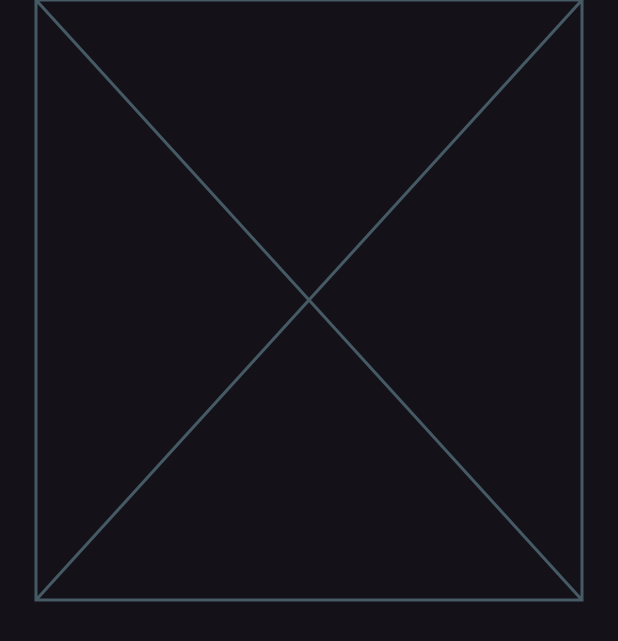
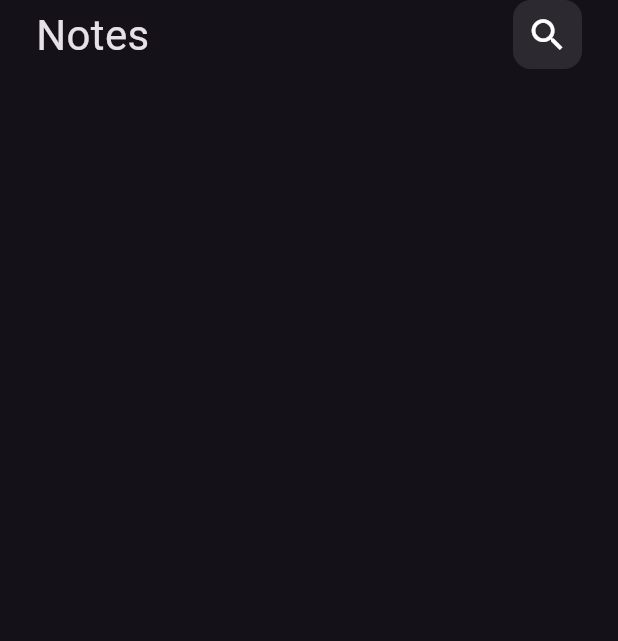
Before and after one commit to SMaged21/Notes_app, a Flutter app: the screen it shows after launch, on a phone screen of 412 x 824 dp. Shown: the top 641 px of the screen. Run offline on Flutter 3.47's test engine with Material 3 defaults, Android fonts, the phone set to English and light mode, and no system bars.

Commit message:
custom appBar and custom search icon

```diff
--- a/lib/Views/notes_app.dart
+++ b/lib/Views/notes_app.dart
@@ -7,7 +7,7 @@ class NotesApp extends StatelessWidget {
   @override
   Widget build(BuildContext context) {
     return const Scaffold(
-      body: NotesWidget(),
+      body: SafeArea(child: NotesWidget()),
     );
   }
 }
--- a/lib/Views/widgets/custom_app_bar.dart
+++ b/lib/Views/widgets/custom_app_bar.dart
@@ -1,10 +1,20 @@
 import 'package:flutter/material.dart';
+import 'package:notes_app/Views/widgets/custom_icon_search.dart';
 
 class CustomAppBar extends StatelessWidget {
   const CustomAppBar({super.key});
 
   @override
   Widget build(BuildContext context) {
-    return const Placeholder();
+    return const Row(
+      children: [
+        Text(
+          "Notes",
+          style: TextStyle(fontSize: 28),
+        ),
+        Spacer(),
+        CustomSeaarchIcon(),
+      ],
+    );
   }
 }
--- /dev/null
+++ b/lib/Views/widgets/custom_icon_search.dart
@@ -0,0 +1,17 @@
+import 'package:flutter/material.dart';
+
+class CustomSeaarchIcon extends StatelessWidget {
+  const CustomSeaarchIcon({super.key});
+
+  @override
+  Widget build(BuildContext context) {
+    return Container(
+      width: 46,
+      height: 46,
+      decoration: BoxDecoration(
+          borderRadius: BorderRadius.circular(12),
+          color: Colors.white.withOpacity(.1)),
+      child: Icon(Icons.search, size: 28),
+    );
+  }
+}
```
